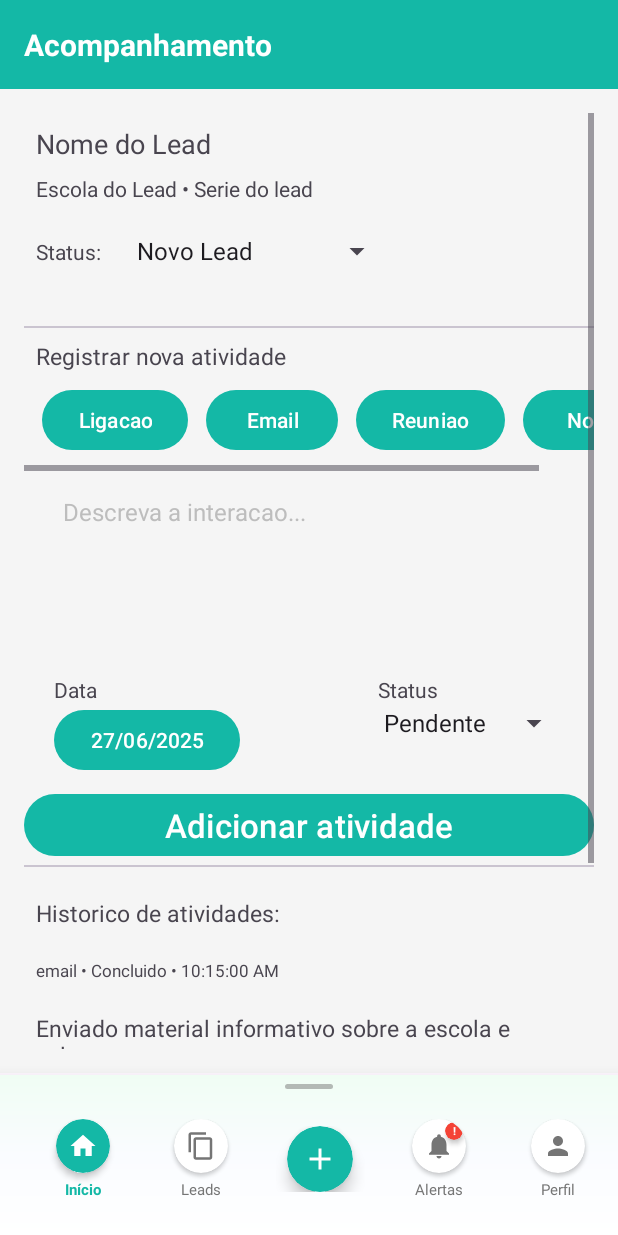
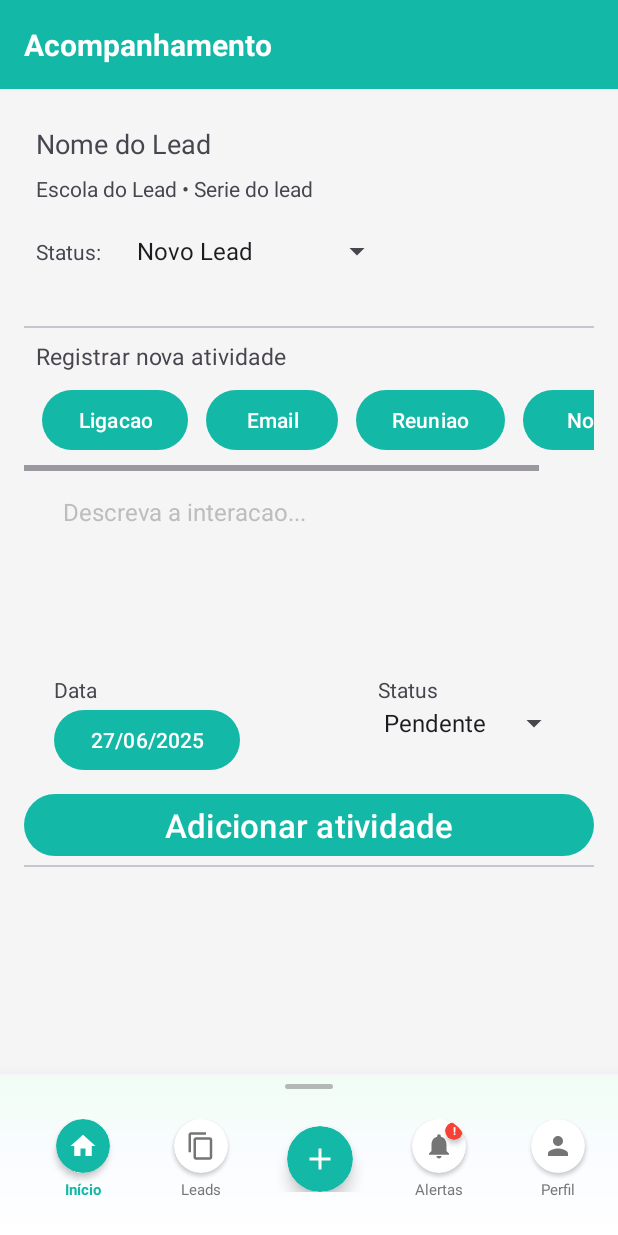
Before and after one commit to danierumr/INF311ProjetoPratico, an Android app: the fragment AcompanhamentoFragment placed in its activity, on a phone screen of 412 x 824 dp. Run offline under Robolectric (Android 15) with nearby library versions, the phone set to English and light mode, and no system bars; our stand-ins replace Firebase (no records; nobody signed in at launch, a user with empty details on screens opened directly); libraries missing offline, so code that uses them is left out: com.github.mikephil.charting; network calls fail; 1 statement that could not run was skipped.

Commit message:
Daniel mandou eu apagar td

```diff
--- a/app/src/main/java/inf311/grupo1/projetopratico/AcompanhamentoFragment.java
+++ b/app/src/main/java/inf311/grupo1/projetopratico/AcompanhamentoFragment.java
@@ -8,15 +8,16 @@ import android.view.View;
 import android.view.ViewGroup;
 import android.widget.AdapterView;
 import android.widget.ArrayAdapter;
-import android.widget.Button; // Assuming you still have the Button for the calendar
+import android.widget.Button;
 import android.widget.DatePicker;
 import android.widget.Spinner;
-// ... other imports ...
 import androidx.annotation.NonNull;
 import androidx.annotation.Nullable;
 import androidx.fragment.app.Fragment;
 import java.text.SimpleDateFormat;
+import java.util.ArrayList; // Import ArrayList
 import java.util.Calendar;
+import java.util.List; // Import List
 import java.util.Locale;
 
 import inf311.grupo1.projetopratico.utils.App_fragment;
@@ -25,6 +26,11 @@ public class AcompanhamentoFragment extends App_fragment {
 
     private static final String TAG = "AcompanhamentoFragment";
 
+    // Keep references to your buttons
+    private Button ligacao, email, reuniao, nota;
+    private List<Button> actionButtons;
+
+    private int last_pressed = -1;
     private Button calendarioButton;
     private Calendar selectedDateCalendar;
     private Spinner acompanhamentoSpinner1;
@@ -34,61 +40,76 @@ public class AcompanhamentoFragment extends App_fragment {
     @Override
     public View onCreateView(@NonNull LayoutInflater inflater, @Nullable ViewGroup container, @Nullable Bundle savedInstanceState) {
         Log.d(TAG, "onCreateView: AcompanhamentoFragment onCreateView");
-
         View view = inflater.inflate(R.layout.fragment_acompanhamento, container, false);
 
-        // Calendar Button Setup (from previous example)
+        // Calendar Button Setup
         calendarioButton = view.findViewById(R.id.acompanhamento_calendario_btn);
         selectedDateCalendar = Calendar.getInstance();
-        updateButtonText(); // For calendar button
-        calendarioButton.setOnClickListener(new View.OnClickListener() {
-            @Override
-            public void onClick(View v) {
-                showDatePickerDialog(); // For calendar button
-            }
-        });
+        updateCalendarButtonText();
+        calendarioButton.setOnClickListener(v -> showDatePickerDialog());
 
+        // Spinners Setup
         acompanhamentoSpinner1 = view.findViewById(R.id.acompanhamento_spinner);
         acompanhamentoSpinner2 = view.findViewById(R.id.acompanhamento_spinner2);
+        setupSpinner(acompanhamentoSpinner1, R.array.spinner_options);
+        setupSpinner(acompanhamentoSpinner2, R.array.spinner2_options);
 
+        // Action Buttons Setup
+        ligacao = view.findViewById(R.id.acompanhamento_ligacao_btn);
+        email = view.findViewById(R.id.acompanhamento_email_btn);
+        reuniao = view.findViewById(R.id.acompanhamento_reuniao_btn);
+        nota = view.findViewById(R.id.acompanhamento_nota_btn);
+
+        // Initialize the list of action buttons
+        actionButtons = new ArrayList<>();
+        actionButtons.add(ligacao);
+        actionButtons.add(email);
+        actionButtons.add(reuniao);
+        actionButtons.add(nota);
+
+        // Set click listeners for each button
+        ligacao.setOnClickListener(v -> handleActionButtonClick(0, ligacao));
+        email.setOnClickListener(v -> handleActionButtonClick(1, email));
+        reuniao.setOnClickListener(v -> handleActionButtonClick(2, reuniao));
+        nota.setOnClickListener(v -> handleActionButtonClick(3, nota));
+
+        // Optional: Set an initial state (e.g., no button pressed or first button pressed)
+        updateButtonBackgrounds(); // To set all to default initially
+
+        return view;
+    }
+
+    private void setupSpinner(Spinner spinner, int arrayResourceId) {
         ArrayAdapter<CharSequence> adapter = ArrayAdapter.createFromResource(
                 requireContext(),
-                R.array.spinner_options,
+                arrayResourceId,
                 android.R.layout.simple_spinner_item
         );
-        ArrayAdapter<CharSequence> adapter2 = ArrayAdapter.createFromResource(
-                requireContext(),
-                R.array.spinner2_options,
-                android.R.layout.simple_spinner_item
-        );
-
         adapter.setDropDownViewResource(android.R.layout.simple_spinner_dropdown_item);
-        adapter2.setDropDownViewResource(android.R.layout.simple_spinner_dropdown_item);
-
-        acompanhamentoSpinner1.setAdapter(adapter);
-        acompanhamentoSpinner2.setAdapter(adapter2);
-
-        acompanhamentoSpinner1.setOnItemSelectedListener(new AdapterView.OnItemSelectedListener() {
+        spinner.setAdapter(adapter);
+        spinner.setOnItemSelectedListener(new AdapterView.OnItemSelectedListener() {
             @Override
             public void onItemSelected(AdapterView<?> parent, View view, int position, long id) {
-                String selectedItem = parent.getItemAtPosition(position).toString();
+                // String selectedItem = parent.getItemAtPosition(position).toString();
+                // Handle spinner item selection if needed
             }
 
             @Override
             public void onNothingSelected(AdapterView<?> parent) {}
         });
+    }
 
-        acompanhamentoSpinner2.setOnItemSelectedListener(new AdapterView.OnItemSelectedListener() {
-            @Override
-            public void onItemSelected(AdapterView<?> parent, View view, int position, long id) {
-                String selectedItem = parent.getItemAtPosition(position).toString();
-            }
+    private void handleActionButtonClick(int buttonIndex, Button clickedButton) {
+        last_pressed = buttonIndex;
+        updateButtonBackgrounds();
+        Log.d(TAG, "Button " + buttonIndex + " pressed.");
+    }
 
-            @Override
-            public void onNothingSelected(AdapterView<?> parent) {}
-        });
-
-        return view;
+    private void updateButtonBackgrounds() {
+        for (int i = 0; i < actionButtons.size(); i++) {
+            Button button = actionButtons.get(i);
+            button.setSelected(i == last_pressed);
+        }
     }
 
     private void showDatePickerDialog() {
@@ -102,7 +123,7 @@ public class AcompanhamentoFragment extends App_fragment {
                     selectedDateCalendar.set(Calendar.YEAR, year1);
                     selectedDateCalendar.set(Calendar.MONTH, monthOfYear);
                     selectedDateCalendar.set(Calendar.DAY_OF_MONTH, dayOfMonth);
-                    updateButtonText();
+                    updateCalendarButtonText();
                 },
                 year,
                 month,
@@ -110,7 +131,7 @@ public class AcompanhamentoFragment extends App_fragment {
         datePickerDialog.show();
     }
 
-    private void updateButtonText() {
+    private void updateCalendarButtonText() {
         SimpleDateFormat dateFormat = new SimpleDateFormat("dd/MM/yyyy", Locale.getDefault());
         String dateString = dateFormat.format(selectedDateCalendar.getTime());
         calendarioButton.setText(dateString);
--- a/app/src/main/java/inf311/grupo1/projetopratico/services/AtividadeService.java
+++ b/app/src/main/java/inf311/grupo1/projetopratico/services/AtividadeService.java
@@ -180,6 +180,7 @@ public class AtividadeService{
         public String tipo;
         public String contato;
         public String pessoaNome;
+        public String pessoa;
         public String status;
         public String statusNome;
         public String descricao;
--- a/app/src/main/res/layout/fragment_acompanhamento.xml
+++ b/app/src/main/res/layout/fragment_acompanhamento.xml
@@ -272,64 +272,6 @@
 
             </com.google.android.material.divider.MaterialDivider>
 
-            <TextView
-                android:id="@+id/acompanhamento_historico_atividade"
-                android:layout_width="match_parent"
-                android:layout_height="wrap_content"
-                android:layout_below="@id/acompanhamento_div2"
-                android:layout_marginStart="8dp"
-                android:layout_marginTop="20dp"
-                android:layout_marginEnd="8dp"
-                android:gravity="start"
-                android:text="@string/acompanhamento_historico_atividades"
-                android:textSize="7pt" />
-
-            <TextView
-                android:id="@+id/acompanhamento_informacoes_atividade"
-                android:layout_width="match_parent"
-                android:layout_height="wrap_content"
-                android:layout_below="@id/acompanhamento_historico_atividade"
-                android:layout_marginStart="8dp"
-                android:layout_marginTop="20dp"
-                android:layout_marginEnd="8dp"
-                android:gravity="start"
-                android:text="@string/acompanhamento_historico_email"
-                android:textSize="5pt" />
-
-            <TextView
-                android:id="@+id/acompanhamento_detalhes_atividade"
-                android:layout_width="match_parent"
-                android:layout_height="wrap_content"
-                android:layout_below="@id/acompanhamento_informacoes_atividade"
-                android:layout_marginStart="8dp"
-                android:layout_marginTop="20dp"
-                android:layout_marginEnd="8dp"
-                android:gravity="start"
-                android:text="@string/acompanhamento_historico_descricao"
-                android:textSize="7pt" />
-
-            <TextView
-                android:id="@+id/acompanhamento_data_atividade"
-                android:layout_width="match_parent"
-                android:layout_height="wrap_content"
-                android:layout_below="@id/acompanhamento_detalhes_atividade"
-                android:layout_marginStart="8dp"
-                android:layout_marginTop="20dp"
-                android:layout_marginEnd="8dp"
-                android:gravity="start"
-                android:text="@string/acompanhamento_data_placeholder"
-                android:textSize="5pt" />
-
-            <com.google.android.material.divider.MaterialDivider
-                android:id="@+id/acompanhamento_div3"
-                android:layout_width="match_parent"
-                android:layout_height="1dp"
-                android:layout_below="@id/acompanhamento_data_atividade"
-                android:layout_marginTop="2dp"
-                android:layout_marginBottom="125dp">
-
-            </com.google.android.material.divider.MaterialDivider>
-
         </RelativeLayout>
 
     </ScrollView>
```
Also changed, not shown: app/src/main/java/inf311/grupo1/projetopratico/DetalhesLeadFragment.java (+18 -18 lines), app/src/main/java/inf311/grupo1/projetopratico/MainActivityNova.java (+12 -12 lines), app/src/main/res/layout/fragment_detalhes_lead.xml (+24 -15 lines).
